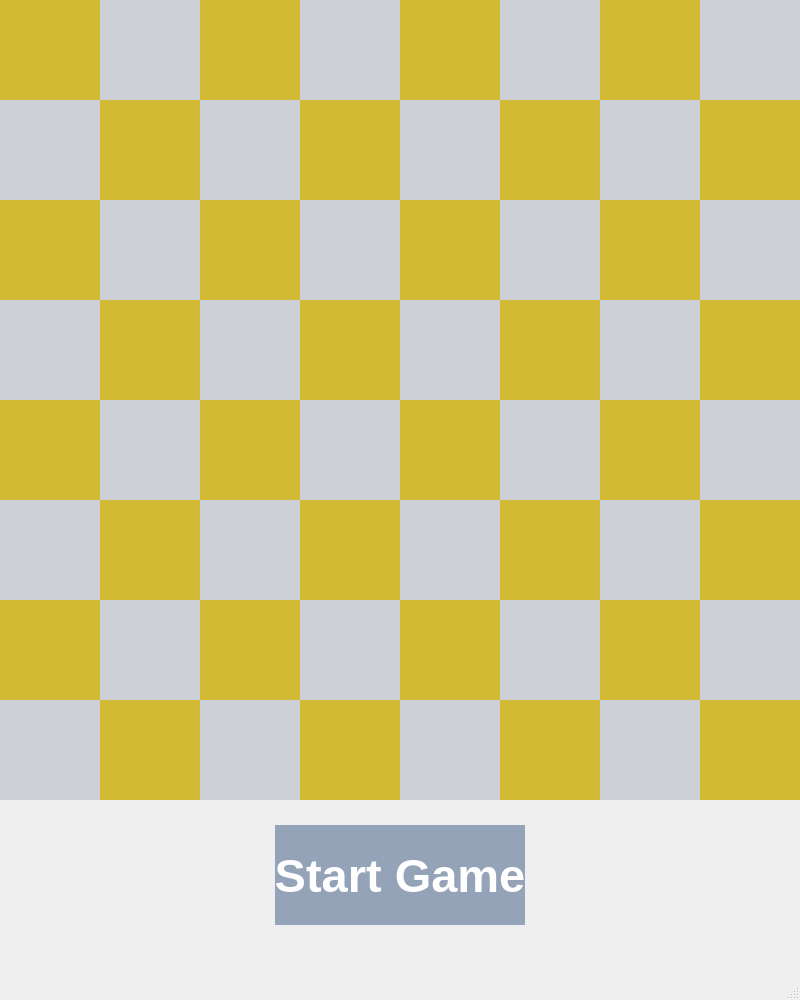
First picture: the form in mainwindow.ui, repository matayay/checkers, before the edit.
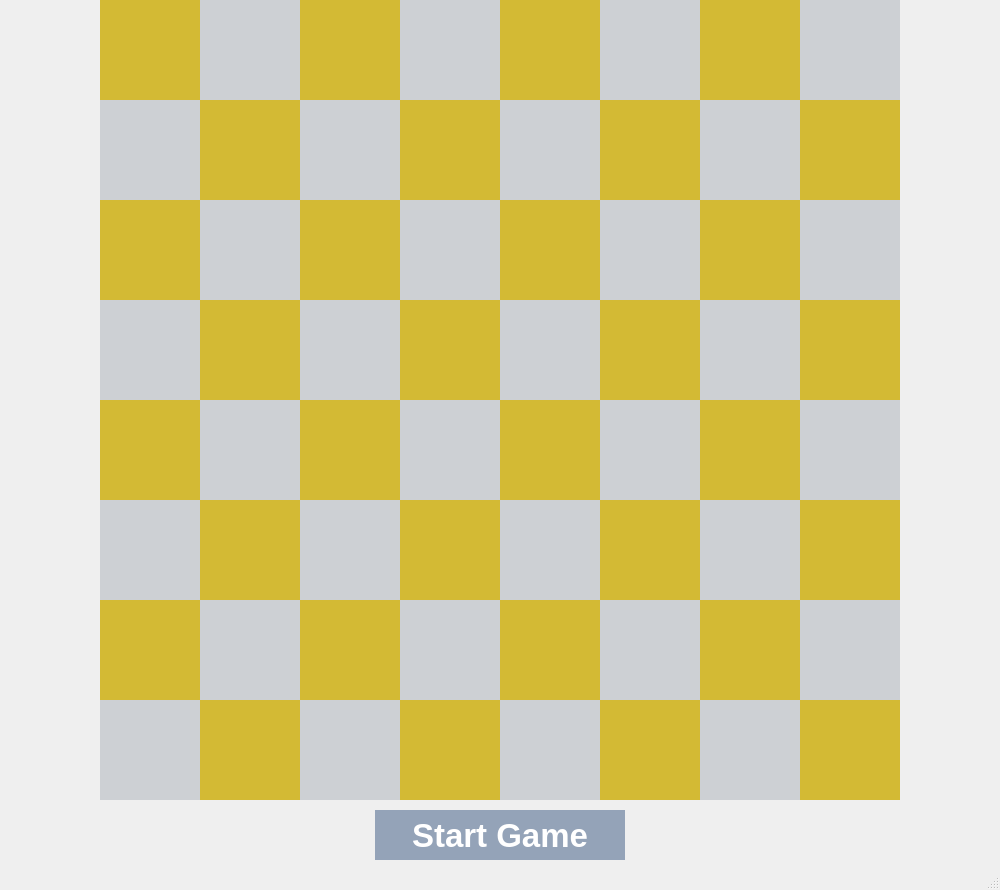
Second picture: the form after the edit.

Diff of the .ui file:
```diff
--- a/mainwindow.ui
+++ b/mainwindow.ui
@@ -6,8 +6,8 @@
    <rect>
     <x>0</x>
     <y>0</y>
-    <width>800</width>
-    <height>1000</height>
+    <width>1000</width>
+    <height>890</height>
    </rect>
   </property>
   <property name="windowTitle">
@@ -17,7 +17,7 @@
    <widget class="QWidget" name="board" native="true">
     <property name="geometry">
      <rect>
-      <x>0</x>
+      <x>100</x>
       <y>0</y>
       <width>800</width>
       <height>800</height>
@@ -862,15 +862,15 @@
    <widget class="QPushButton" name="game_btn">
     <property name="geometry">
      <rect>
-      <x>275</x>
-      <y>825</y>
+      <x>375</x>
+      <y>810</y>
       <width>250</width>
-      <height>100</height>
+      <height>50</height>
      </rect>
     </property>
     <property name="font">
      <font>
-      <pointsize>35</pointsize>
+      <pointsize>25</pointsize>
       <bold>true</bold>
       <underline>false</underline>
       <kerning>true</kerning>
@@ -884,6 +884,9 @@
     <property name="text">
      <string>Start Game</string>
     </property>
+    <property name="autoDefault">
+     <bool>false</bool>
+    </property>
    </widget>
   </widget>
   <widget class="QMenuBar" name="menubar">
```
Left out of the diff: 2 changed lines with no effect on the pictures.
